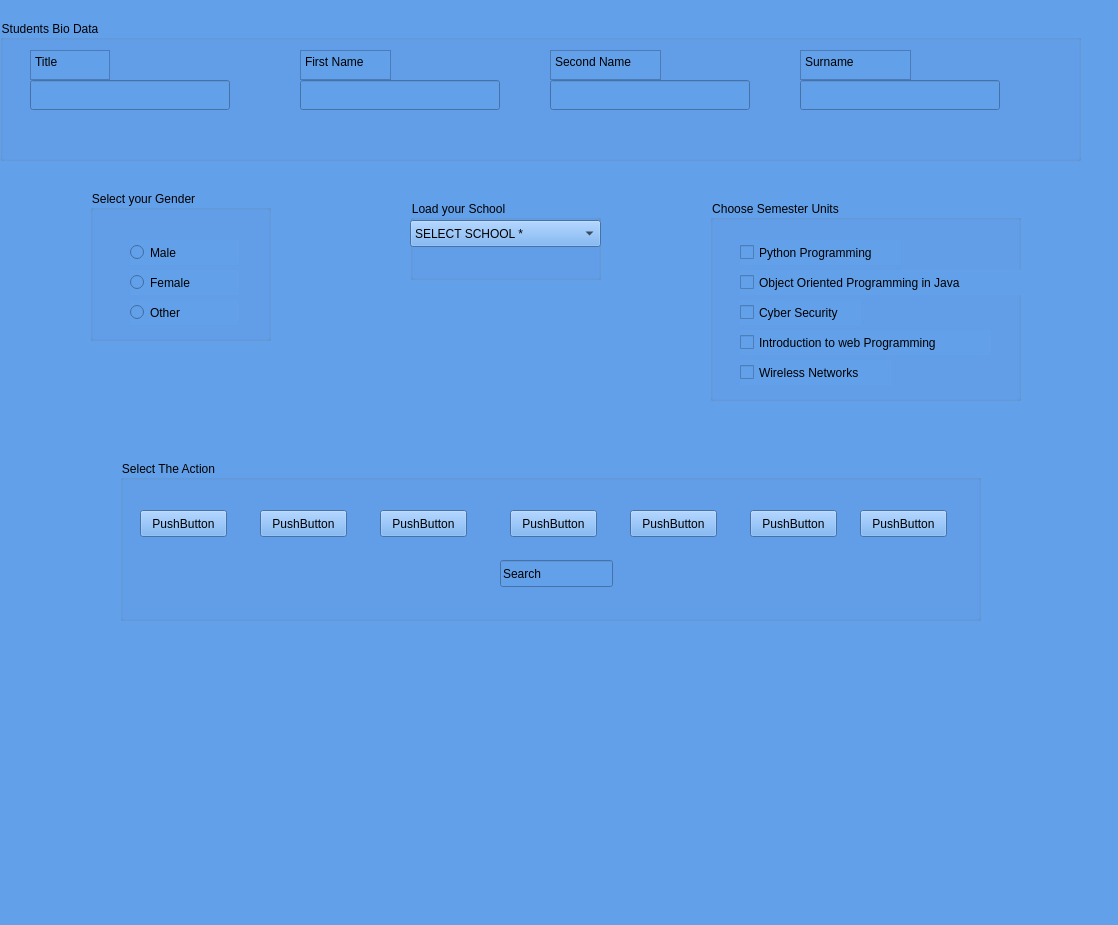
Above: Python/stuff.ui from FredrickOguya/Classwork before the change. Below: the same form after it.
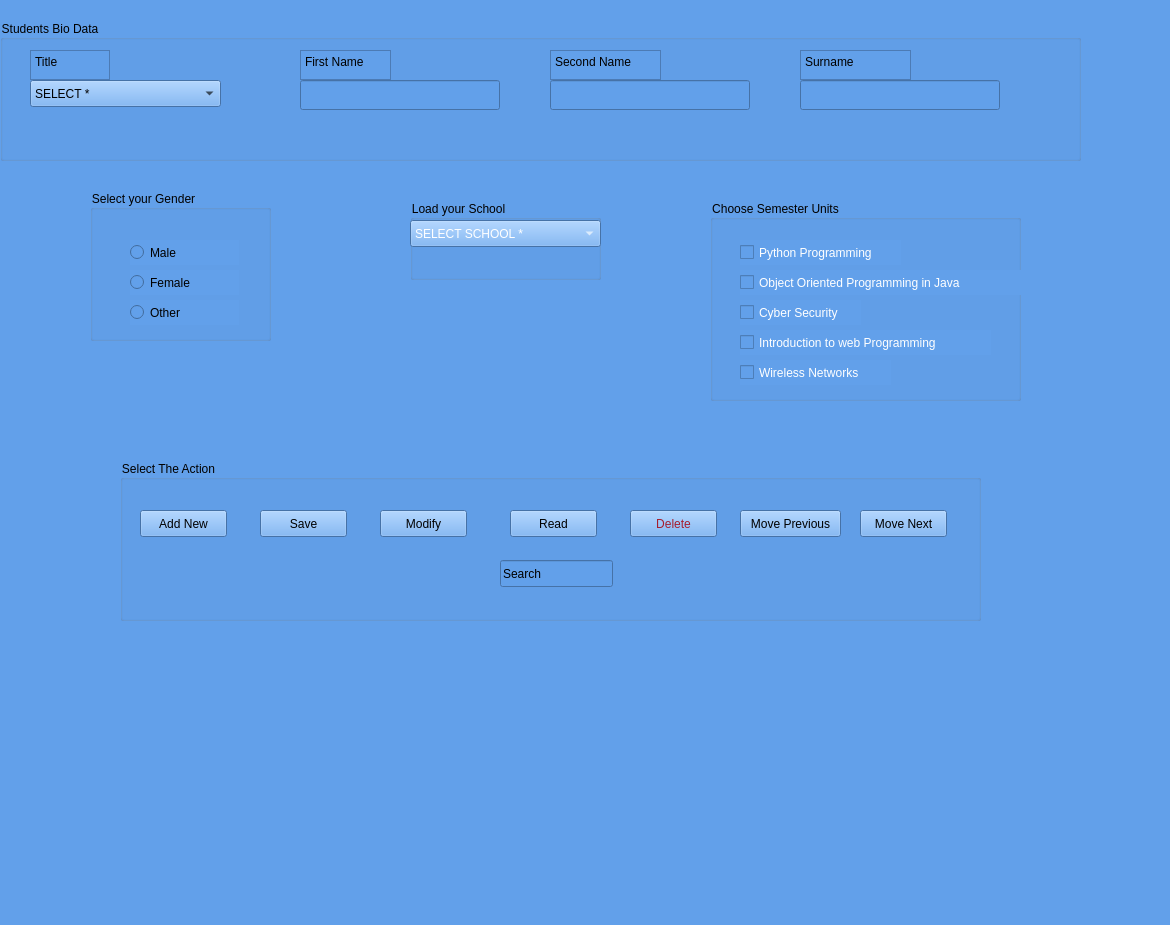
That is the form after the change.

Patch:
```diff
--- a/Python/stuff.ui
+++ b/Python/stuff.ui
@@ -6,7 +6,7 @@
    <rect>
     <x>0</x>
     <y>0</y>
-    <width>1118</width>
+    <width>1170</width>
     <height>925</height>
    </rect>
   </property>
@@ -29,16 +29,6 @@
     <property name="title">
      <string>Students Bio Data</string>
     </property>
-    <widget class="QLineEdit" name="lineEdit">
-     <property name="geometry">
-      <rect>
-       <x>30</x>
-       <y>60</y>
-       <width>200</width>
-       <height>30</height>
-      </rect>
-     </property>
-    </widget>
     <widget class="QPlainTextEdit" name="plainTextEdit">
      <property name="geometry">
       <rect>
@@ -121,6 +111,46 @@
       <string>Surname</string>
      </property>
     </widget>
+    <widget class="QComboBox" name="comboBox_2">
+     <property name="geometry">
+      <rect>
+       <x>30</x>
+       <y>60</y>
+       <width>191</width>
+       <height>27</height>
+      </rect>
+     </property>
+     <item>
+      <property name="text">
+       <string>SELECT *</string>
+      </property>
+     </item>
+     <item>
+      <property name="text">
+       <string>MR</string>
+      </property>
+     </item>
+     <item>
+      <property name="text">
+       <string>MRS</string>
+      </property>
+     </item>
+     <item>
+      <property name="text">
+       <string>DR</string>
+      </property>
+     </item>
+     <item>
+      <property name="text">
+       <string>PROFF</string>
+      </property>
+     </item>
+     <item>
+      <property name="text">
+       <string>SIR</string>
+      </property>
+     </item>
+    </widget>
    </widget>
    <widget class="QGroupBox" name="groupBox_2">
     <property name="geometry">
@@ -183,6 +213,9 @@
       <height>80</height>
      </rect>
     </property>
+    <property name="styleSheet">
+     <string notr="true">color: rgb(0, 0, 0);</string>
+    </property>
     <property name="title">
      <string>Load your School</string>
     </property>
@@ -195,6 +228,9 @@
        <height>27</height>
       </rect>
      </property>
+     <property name="styleSheet">
+      <string notr="true">color: rgb(255, 255, 255);</string>
+     </property>
      <item>
       <property name="text">
        <string>SELECT SCHOOL *</string>
@@ -241,6 +277,9 @@
       <height>201</height>
      </rect>
     </property>
+    <property name="styleSheet">
+     <string notr="true">color: rgb(0, 0, 0);</string>
+    </property>
     <property name="title">
      <string>Choose Semester Units</string>
     </property>
@@ -253,6 +292,9 @@
        <height>25</height>
       </rect>
      </property>
+     <property name="styleSheet">
+      <string notr="true">color: rgb(255, 255, 255);</string>
+     </property>
      <property name="text">
       <string>Python Programming</string>
      </property>
@@ -266,6 +308,9 @@
        <height>25</height>
       </rect>
      </property>
+     <property name="styleSheet">
+      <string notr="true">color: rgb(255, 255, 255);</string>
+     </property>
      <property name="text">
       <string>Object Oriented Programming in Java</string>
      </property>
@@ -279,6 +324,9 @@
        <height>25</height>
       </rect>
      </property>
+     <property name="styleSheet">
+      <string notr="true">color: rgb(255, 255, 255);</string>
+     </property>
      <property name="text">
       <string>Wireless Networks</string>
      </property>
@@ -292,6 +340,9 @@
        <height>25</height>
       </rect>
      </property>
+     <property name="styleSheet">
+      <string notr="true">color: rgb(255, 255, 255);</string>
+     </property>
      <property name="text">
       <string>Introduction to web Programming</string>
      </property>
@@ -305,6 +356,9 @@
        <height>25</height>
       </rect>
      </property>
+     <property name="styleSheet">
+      <string notr="true">color: rgb(255, 255, 255);</string>
+     </property>
      <property name="text">
       <string>Cyber Security</string>
      </property>
@@ -319,6 +373,9 @@
       <height>161</height>
      </rect>
     </property>
+    <property name="styleSheet">
+     <string notr="true">color: rgb(0, 0, 0);</string>
+    </property>
     <property name="title">
      <string>Select The Action</string>
     </property>
@@ -332,7 +389,7 @@
       </rect>
      </property>
      <property name="text">
-      <string>PushButton</string>
+      <string>Add New</string>
      </property>
     </widget>
     <widget class="QPushButton" name="pushButton_2">
@@ -345,7 +402,7 @@
       </rect>
      </property>
      <property name="text">
-      <string>PushButton</string>
+      <string>Save</string>
      </property>
     </widget>
     <widget class="QPushButton" name="pushButton_3">
@@ -358,7 +415,7 @@
       </rect>
      </property>
      <property name="text">
-      <string>PushButton</string>
+      <string>Modify</string>
      </property>
     </widget>
     <widget class="QPushButton" name="pushButton_4">
@@ -371,7 +428,7 @@
       </rect>
      </property>
      <property name="text">
-      <string>PushButton</string>
+      <string>Read</string>
      </property>
     </widget>
     <widget class="QPushButton" name="pushButton_5">
@@ -383,21 +440,24 @@
        <height>27</height>
       </rect>
      </property>
+     <property name="styleSheet">
+      <string notr="true">color: rgb(165, 29, 45);</string>
+     </property>
      <property name="text">
-      <string>PushButton</string>
+      <string>Delete</string>
      </property>
     </widget>
     <widget class="QPushButton" name="pushButton_6">
      <property name="geometry">
       <rect>
-       <x>630</x>
+       <x>620</x>
        <y>50</y>
-       <width>87</width>
+       <width>101</width>
        <height>27</height>
       </rect>
      </property>
      <property name="text">
-      <string>PushButton</string>
+      <string>Move Previous</string>
      </property>
     </widget>
     <widget class="QPushButton" name="pushButton_7">
@@ -410,7 +470,7 @@
       </rect>
      </property>
      <property name="text">
-      <string>PushButton</string>
+      <string>Move Next</string>
      </property>
     </widget>
     <widget class="QLineEdit" name="lineEdit_6">
```
Left out of the diff: 17 changed lines with no effect on the pictures.
